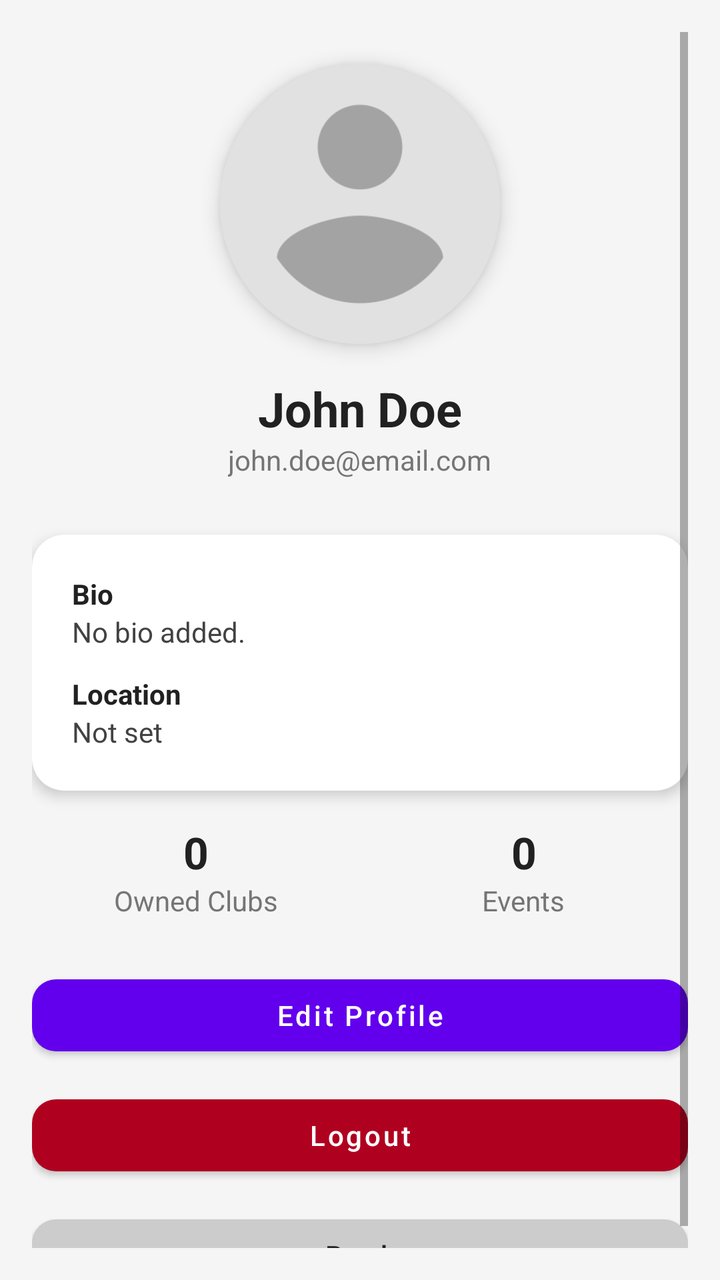
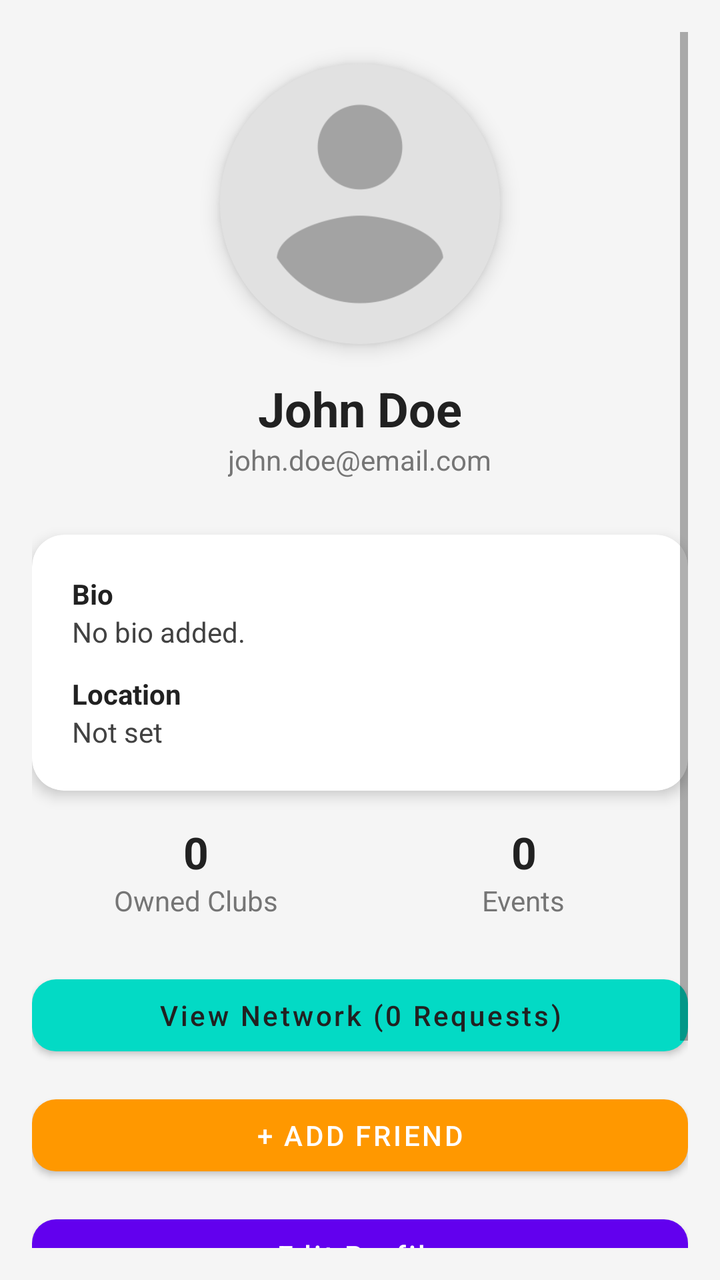

An Android layout rendered at two revisions. The XML below is the earlier revision; the diff shows what the commit changed to produce the second picture.
<!-- AndroidManifest.xml: application theme Theme.NetWork -->
<!-- res/layout/activity_profile.xml -->
<?xml version="1.0" encoding="utf-8"?>
<ScrollView xmlns:android="http://schemas.android.com/apk/res/android"
    xmlns:app="http://schemas.android.com/apk/res-auto"
    android:layout_width="match_parent"
    android:layout_height="match_parent"
    android:fillViewport="true"
    android:background="#F5F5F5"
    android:padding="16dp">

    <LinearLayout
        android:orientation="vertical"
        android:layout_width="match_parent"
        android:layout_height="wrap_content"
        android:gravity="center_horizontal">

        
        <com.google.android.material.imageview.ShapeableImageView
            android:id="@+id/profileImage"
            android:layout_width="140dp"
            android:layout_height="140dp"
            android:layout_marginTop="16dp"
            android:scaleType="centerCrop"
            android:src="@drawable/ic_profile_placeholder"
            app:shapeAppearanceOverlay="@style/CircleImageStyle"
            android:contentDescription="Profile Picture"
            android:elevation="6dp"/>

        
        <TextView
            android:id="@+id/profileName"
            android:text="John Doe"
            android:textSize="24sp"
            android:textStyle="bold"
            android:textColor="#212121"
            android:layout_marginTop="16dp"
            android:layout_width="wrap_content"
            android:layout_height="wrap_content"/>

        
        <TextView
            android:id="@+id/profileEmail"
            android:text="john.doe@email.com"
            android:textSize="14sp"
            android:textColor="#757575"
            android:layout_marginBottom="16dp"
            android:layout_width="wrap_content"
            android:layout_height="wrap_content"/>

        
        <LinearLayout
            android:orientation="vertical"
            android:layout_width="match_parent"
            android:layout_height="wrap_content"
            android:padding="20dp"
            android:layout_marginTop="12dp"
            android:background="@drawable/card_bg"
            android:elevation="4dp"
            android:clipToOutline="true">

            <TextView
                android:text="Bio"
                android:textStyle="bold"
                android:textColor="#212121"
                android:layout_width="wrap_content"
                android:layout_height="wrap_content"/>

            <TextView
                android:id="@+id/profileBio"
                android:text="No bio added."
                android:textColor="#424242"
                android:layout_marginBottom="12dp"
                android:layout_width="wrap_content"
                android:layout_height="wrap_content"/>

            <TextView
                android:text="Location"
                android:textStyle="bold"
                android:textColor="#212121"
                android:layout_width="wrap_content"
                android:layout_height="wrap_content"/>

            <TextView
                android:id="@+id/profileLocation"
                android:text="Not set"
                android:textColor="#424242"
                android:layout_width="wrap_content"
                android:layout_height="wrap_content"/>
        </LinearLayout>

        
        <LinearLayout
            android:orientation="horizontal"
            android:gravity="center"
            android:layout_marginTop="16dp"
            android:layout_width="match_parent"
            android:layout_height="wrap_content">

            <LinearLayout
                android:orientation="vertical"
                android:gravity="center"
                android:layout_weight="1"
                android:layout_width="0dp"
                android:layout_height="wrap_content">

                <TextView
                    android:id="@+id/clubsCount"
                    android:text="0"
                    android:textSize="22sp"
                    android:textStyle="bold"
                    android:textColor="#212121"
                    android:layout_width="wrap_content"
                    android:layout_height="wrap_content"/>

                <TextView
                    android:text="Owned Clubs"
                    android:textSize="14sp"
                    android:textColor="#757575"
                    android:layout_width="wrap_content"
                    android:layout_height="wrap_content"/>
            </LinearLayout>

            <LinearLayout
                android:orientation="vertical"
                android:gravity="center"
                android:layout_weight="1"
                android:layout_width="0dp"
                android:layout_height="wrap_content">

                <TextView
                    android:id="@+id/eventsCount"
                    android:text="0"
                    android:textSize="22sp"
                    android:textStyle="bold"
                    android:textColor="#212121"
                    android:layout_width="wrap_content"
                    android:layout_height="wrap_content"/>

                <TextView
                    android:text="Events"
                    android:textSize="14sp"
                    android:textColor="#757575"
                    android:layout_width="wrap_content"
                    android:layout_height="wrap_content"/>
            </LinearLayout>
        </LinearLayout>

        
        <com.google.android.material.button.MaterialButton
            android:id="@+id/editProfileBtn"
            android:layout_marginTop="24dp"
            android:layout_width="match_parent"
            android:layout_height="wrap_content"
            android:text="Edit Profile"
            android:textAllCaps="false"
            app:cornerRadius="12dp"
            app:backgroundTint="#6200EE"
            android:textColor="#FFFFFF"/>

        <com.google.android.material.button.MaterialButton
            android:id="@+id/logoutBtn"
            android:layout_marginTop="12dp"
            android:layout_width="match_parent"
            android:layout_height="wrap_content"
            android:text="Logout"
            android:textAllCaps="false"
            app:cornerRadius="12dp"
            app:backgroundTint="#B00020"
            android:textColor="#FFFFFF"/>

        <com.google.android.material.button.MaterialButton
            android:id="@+id/backBtn"
            android:layout_marginTop="12dp"
            android:layout_width="match_parent"
            android:layout_height="wrap_content"
            android:text="Back"
            android:textAllCaps="false"
            app:cornerRadius="12dp"
            app:backgroundTint="#CCCCCC"
            android:textColor="#212121"/>

    </LinearLayout>
</ScrollView>
<!-- resources referenced by this layout -->
<resources>
  <!-- drawable card_bg (drawable) -->
  <shape xmlns:android="http://schemas.android.com/apk/res/android">
      <solid android:color="#FFFFFF"/>
      <corners android:radius="16dp"/>
      <padding android:left="16dp" android:top="16dp" android:right="16dp" android:bottom="16dp"/>
  </shape>
  <!-- drawable ic_profile_placeholder: png bitmap (drawable, 5053 bytes) -->
  <style name="CircleImageStyle">
          <item name="cornerFamily">rounded</item>
          <item name="cornerSize">50%</item>
      </style>
  <style name="Theme.NetWork" parent="Theme.MaterialComponents.Light.NoActionBar">
          
          <item name="colorPrimary">@color/teal_700</item>
          <item name="colorPrimaryVariant">@color/teal_200</item>
          <item name="colorOnPrimary">@color/white</item>
          <item name="colorSecondary">@color/teal_700</item>
      </style>
  <color name="teal_700">#FF018786</color>
  <color name="teal_200">#FF03DAC5</color>
  <color name="white">#FFFFFFFF</color>
</resources>

<!-- the commit's change to res/layout/activity_profile.xml (unified diff, before → after) -->
@@ -144,10 +144,33 @@
             </LinearLayout>
         </LinearLayout>
 
+        <com.google.android.material.button.MaterialButton
+            android:id="@+id/viewNetworkBtn"
+            android:layout_marginTop="24dp"
+            android:layout_width="match_parent"
+            android:layout_height="wrap_content"
+            android:text="View Network (0 Requests)"
+            android:textAllCaps="false"
+            app:cornerRadius="12dp"
+            app:backgroundTint="#03DAC5"
+            android:textColor="#212121"/>
+
+        
+        <com.google.android.material.button.MaterialButton
+            android:id="@+id/addFriendBtn"
+            android:layout_marginTop="12dp"
+            android:layout_width="match_parent"
+            android:layout_height="wrap_content"
+            android:text="+ ADD FRIEND"
+            android:textAllCaps="false"
+            app:cornerRadius="12dp"
+            app:backgroundTint="#FF9800"
+            android:textColor="#FFFFFF"/>
+
         
         <com.google.android.material.button.MaterialButton
             android:id="@+id/editProfileBtn"
-            android:layout_marginTop="24dp"
+            android:layout_marginTop="12dp"
             android:layout_width="match_parent"
             android:layout_height="wrap_content"
             android:text="Edit Profile"
